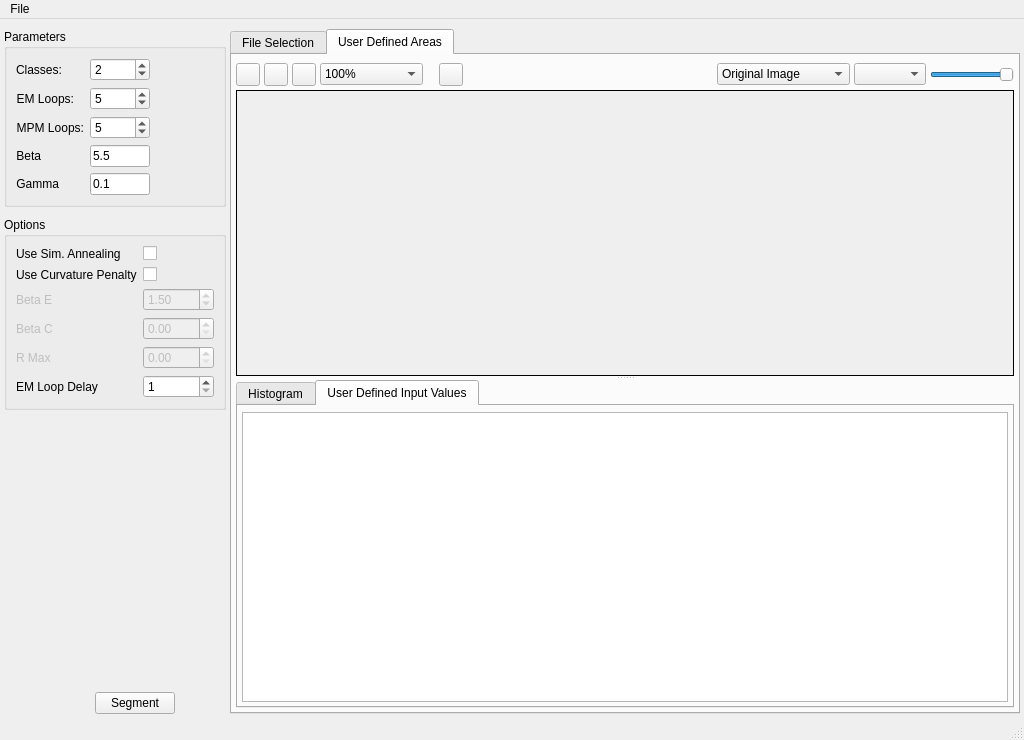
Old version of the form Code/EmMpmGui/UI_Files/EmMpmGui.ui in the repository BlueQuartzSoftware/EMMPMWorkbench.
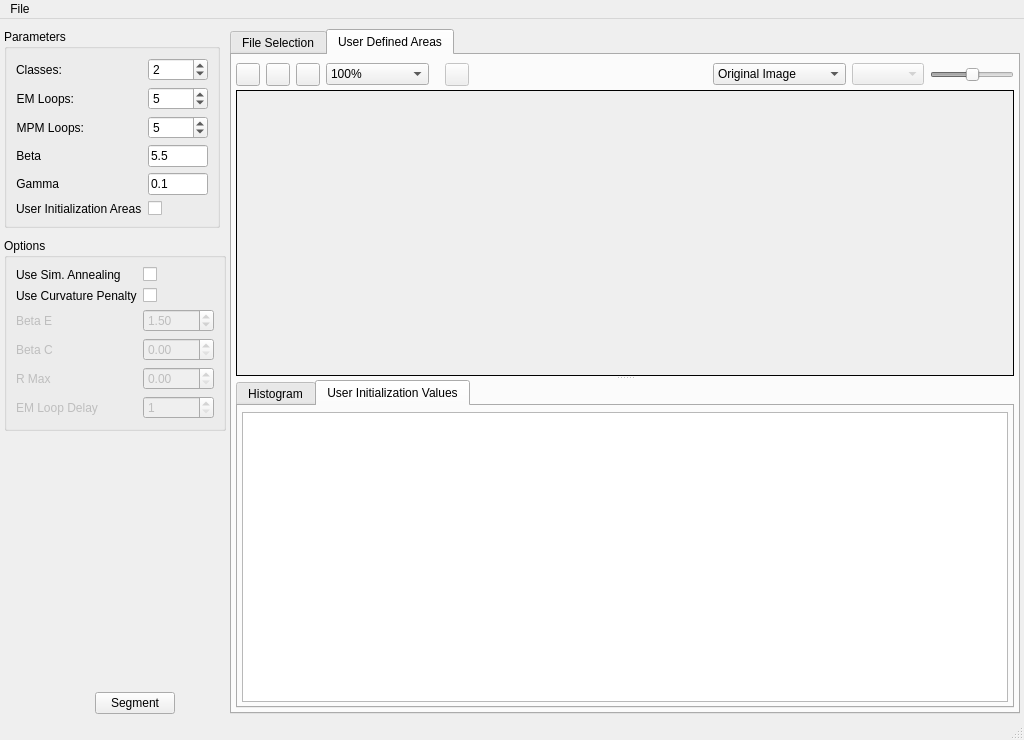
New version of the form. The open tabs and pages were chosen to show the change. Icons and pictures are not drawn. Custom widgets are drawn as their Qt base class.

Commit message: Fixing User interface usability and layout issues. Added dedicated button for the user to enable the 'User Defined Initialization Areas'. Updated the Table model with the proper terminology for Mu and Sigma

Patch:
```diff
--- a/Code/EmMpmGui/UI_Files/EmMpmGui.ui
+++ b/Code/EmMpmGui/UI_Files/EmMpmGui.ui
@@ -50,7 +50,7 @@
       <item>
        <widget class="QGroupBox" name="groupBox">
         <property name="sizePolicy">
-         <sizepolicy hsizetype="Preferred" vsizetype="Preferred">
+         <sizepolicy hsizetype="Maximum" vsizetype="Maximum">
           <horstretch>0</horstretch>
           <verstretch>0</verstretch>
          </sizepolicy>
@@ -321,6 +321,20 @@
            </property>
           </widget>
          </item>
+         <item row="5" column="0">
+          <widget class="QLabel" name="label">
+           <property name="text">
+            <string>User Initialization Areas</string>
+           </property>
+          </widget>
+         </item>
+         <item row="5" column="1">
+          <widget class="QCheckBox" name="enableUserDefinedAreas">
+           <property name="text">
+            <string/>
+           </property>
+          </widget>
+         </item>
         </layout>
        </widget>
       </item>
@@ -426,6 +440,9 @@
          </item>
          <item row="5" column="0">
           <widget class="QLabel" name="label_23">
+           <property name="enabled">
+            <bool>false</bool>
+           </property>
            <property name="text">
             <string>EM Loop Delay</string>
            </property>
@@ -433,6 +450,9 @@
          </item>
          <item row="5" column="1">
           <widget class="QSpinBox" name="ccostLoopDelay">
+           <property name="enabled">
+            <bool>false</bool>
+           </property>
            <property name="minimum">
             <number>1</number>
            </property>
@@ -873,7 +893,7 @@
           <item>
            <layout class="QHBoxLayout" name="horizontalLayout">
             <property name="spacing">
-             <number>4</number>
+             <number>6</number>
             </property>
             <item>
              <widget class="QToolButton" name="zoomIn">
@@ -985,6 +1005,9 @@
           </item>
           <item>
            <widget class="QToolButton" name="addUserInitArea">
+            <property name="enabled">
+             <bool>false</bool>
+            </property>
             <property name="text">
              <string/>
             </property>
@@ -1012,6 +1035,9 @@
           </item>
           <item>
            <layout class="QHBoxLayout" name="horizontalLayout_6">
+            <property name="spacing">
+             <number>6</number>
+            </property>
             <property name="sizeConstraint">
              <enum>QLayout::SetMinimumSize</enum>
             </property>
@@ -1035,15 +1061,22 @@
              </widget>
             </item>
             <item>
-             <widget class="QComboBox" name="compositeModeCB"/>
+             <widget class="QComboBox" name="compositeModeCB">
+              <property name="enabled">
+               <bool>false</bool>
+              </property>
+             </widget>
             </item>
             <item>
              <widget class="QSlider" name="transparency">
+              <property name="enabled">
+               <bool>false</bool>
+              </property>
               <property name="maximum">
                <number>255</number>
               </property>
               <property name="value">
-               <number>255</number>
+               <number>128</number>
               </property>
               <property name="orientation">
                <enum>Qt::Horizontal</enum>
@@ -1295,7 +1328,7 @@
            </widget>
            <widget class="QWidget" name="tab_4">
             <attribute name="title">
-             <string>User Defined Input Values</string>
+             <string>User Initialization Values</string>
             </attribute>
             <layout class="QVBoxLayout" name="verticalLayout_4">
              <property name="spacing">
@@ -1457,6 +1490,11 @@
    <header location="global">ProcessQueueDialog.h</header>
    <container>1</container>
   </customwidget>
+  <customwidget>
+   <class>QFSDropLineEdit</class>
+   <extends>QLineEdit</extends>
+   <header location="global">QFSDropLineEdit.h</header>
+  </customwidget>
  </customwidgets>
  <tabstops>
   <tabstop>m_NumClasses</tabstop>
```
Left out of the diff: 126 changed lines with no effect on the pictures. The commit also changes 7 other files.
